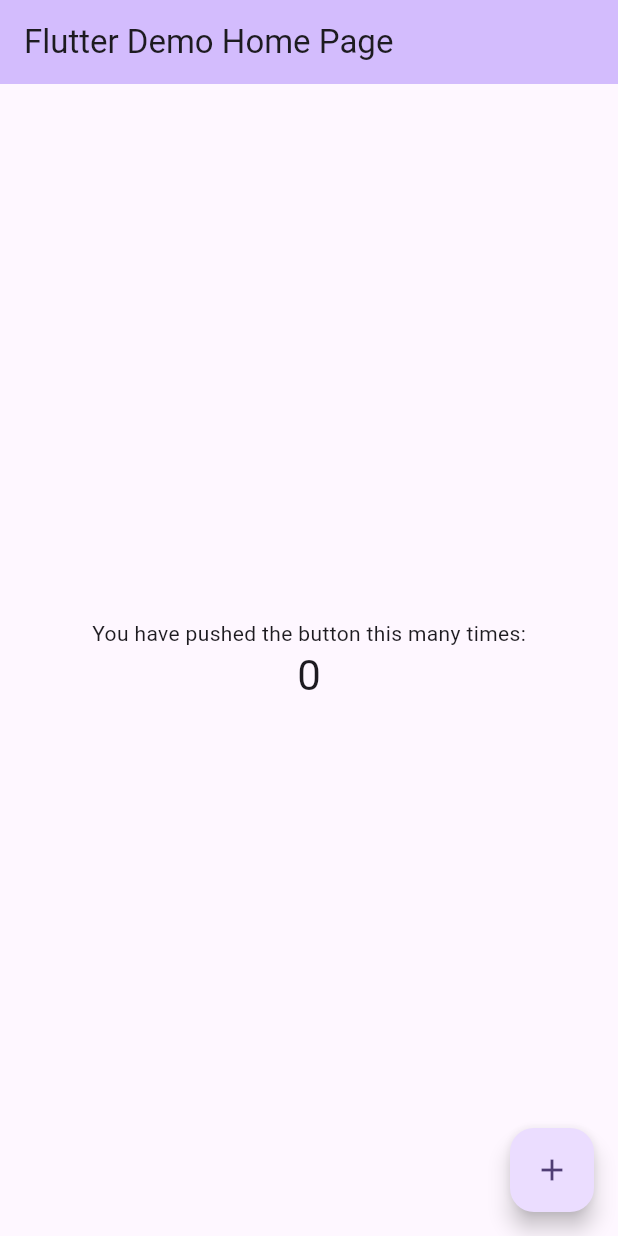
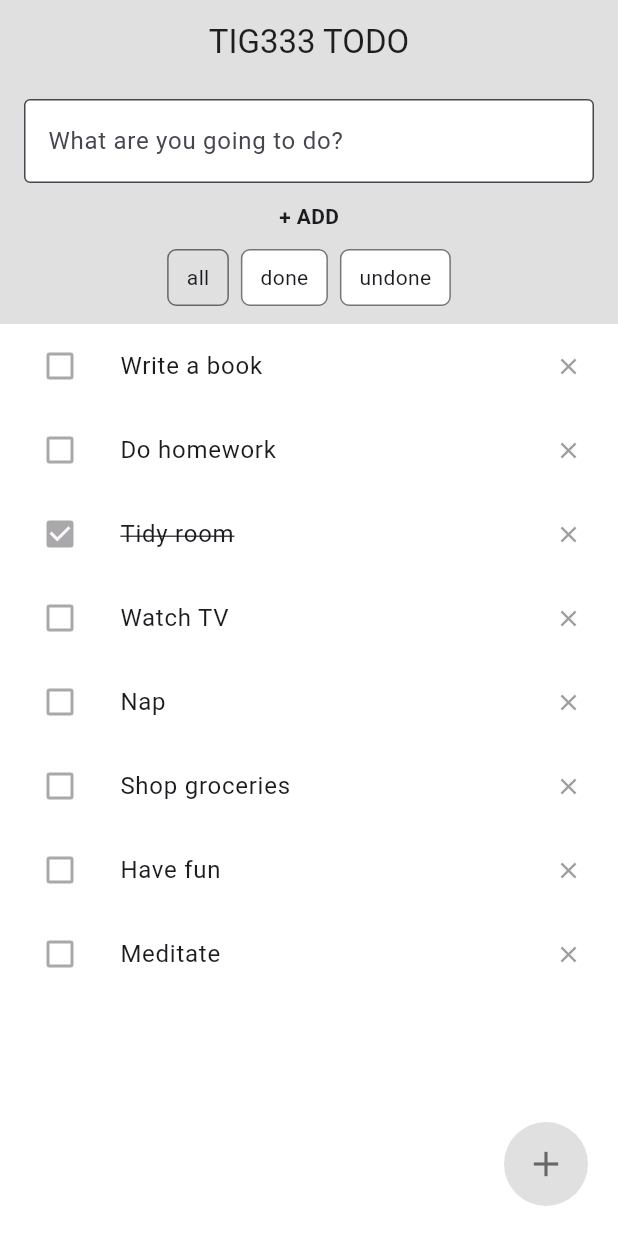
Before and after one commit to gu-tig333-ht25/gusalrada, a Flutter app: the screen it shows after launch, on a phone screen of 412 x 824 dp. Run offline on Flutter 3.47's test engine with Material 3 defaults, Android fonts, the light colour scheme and no system bars.

Commit message:
steg1: flutter_app_ui

```diff
--- a/lib/main.dart
+++ b/lib/main.dart
@@ -1,123 +1,140 @@
 import 'package:flutter/material.dart';
+import 'package:flutter_localizations/flutter_localizations.dart';
 
 void main() {
-  runApp(MyApp());
+  runApp(const TodoApp());
 }
 
-class MyApp extends StatelessWidget {
-  MyApp({super.key});
+class TodoApp extends StatelessWidget {
+  const TodoApp({super.key});
 
-  // This widget is the root of your application.
   @override
   Widget build(BuildContext context) {
     return MaterialApp(
-      title: 'Flutter Demo',
-      theme: ThemeData(
-        // This is the theme of your application.
-        //
-        // TRY THIS: Try running your application with "flutter run". You'll see
-        // the application has a purple toolbar. Then, without quitting the app,
-        // try changing the seedColor in the colorScheme below to Colors.green
-        // and then invoke "hot reload" (save your changes or press the "hot
-        // reload" button in a Flutter-supported IDE, or press "r" if you used
-        // the command line to start the app).
-        //
-        // Notice that the counter didn't reset back to zero; the application
-        // state is not lost during the reload. To reset the state, use hot
-        // restart instead.
-        //
-        // This works for code too, not just values: Most code changes can be
-        // tested with just a hot reload.
-        colorScheme: ColorScheme.fromSeed(seedColor: Colors.deepPurple),
-        useMaterial3: true,
-      ),
-      home: MyHomePage(title: 'Flutter Demo Home Page'),
+      debugShowCheckedModeBanner: false,
+      home: const TodoHomePage(),
+      localizationsDelegates: const [
+        GlobalMaterialLocalizations.delegate,
+        GlobalWidgetsLocalizations.delegate,
+        GlobalCupertinoLocalizations.delegate,
+      ],
+      supportedLocales: const [Locale('en'), Locale('sv')],
     );
   }
 }
 
-class MyHomePage extends StatefulWidget {
-  MyHomePage({super.key, required this.title});
+class TodoHomePage extends StatelessWidget {
+  const TodoHomePage({super.key});
 
-  // This widget is the home page of your application. It is stateful, meaning
-  // that it has a State object (defined below) that contains fields that affect
-  // how it looks.
-
-  // This class is the configuration for the state. It holds the values (in this
-  // case the title) provided by the parent (in this case the App widget) and
-  // used by the build method of the State. Fields in a Widget subclass are
-  // always marked "final".
-
-  final String title;
-
-  @override
-  State<MyHomePage> createState() => _MyHomePageState();
-}
-
-class _MyHomePageState extends State<MyHomePage> {
-  int _counter = 0;
-
-  void _incrementCounter() {
-    setState(() {
-      // This call to setState tells the Flutter framework that something has
-      // changed in this State, which causes it to rerun the build method below
-      // so that the display can reflect the updated values. If we changed
-      // _counter without calling setState(), then the build method would not be
-      // called again, and so nothing would appear to happen.
-      _counter++;
-    });
-  }
+  final List<Map<String, dynamic>> items = const [
+    {"text": "Write a book", "done": false},
+    {"text": "Do homework", "done": false},
+    {"text": "Tidy room", "done": true},
+    {"text": "Watch TV", "done": false},
+    {"text": "Nap", "done": false},
+    {"text": "Shop groceries", "done": false},
+    {"text": "Have fun", "done": false},
+    {"text": "Meditate", "done": false},
+  ];
 
   @override
   Widget build(BuildContext context) {
-    // This method is rerun every time setState is called, for instance as done
-    // by the _incrementCounter method above.
-    //
-    // The Flutter framework has been optimized to make rerunning build methods
-    // fast, so that you can just rebuild anything that needs updating rather
-    // than having to individually change instances of widgets.
     return Scaffold(
+      backgroundColor: Colors.grey.shade200,
       appBar: AppBar(
-        // TRY THIS: Try changing the color here to a specific color (to
-        // Colors.amber, perhaps?) and trigger a hot reload to see the AppBar
-        // change color while the other colors stay the same.
-        backgroundColor: Theme.of(context).colorScheme.inversePrimary,
-        // Here we take the value from the MyHomePage object that was created by
-        // the App.build method, and use it to set our appbar title.
-        title: Text(widget.title),
-      ),
-      body: Center(
-        // Center is a layout widget. It takes a single child and positions it
-        // in the middle of the parent.
-        child: Column(
-          // Column is also a layout widget. It takes a list of children and
-          // arranges them vertically. By default, it sizes itself to fit its
-          // children horizontally, and tries to be as tall as its parent.
-          //
-          // Column has various properties to control how it sizes itself and
-          // how it positions its children. Here we use mainAxisAlignment to
-          // center the children vertically; the main axis here is the vertical
-          // axis because Columns are vertical (the cross axis would be
-          // horizontal).
-          //
-          // TRY THIS: Invoke "debug painting" (choose the "Toggle Debug Paint"
-          // action in the IDE, or press "p" in the console), to see the
-          // wireframe for each widget.
-          mainAxisAlignment: MainAxisAlignment.center,
-          children: <Widget>[
-            Text('You have pushed the button this many times:'),
-            Text(
-              '$_counter',
-              style: Theme.of(context).textTheme.headlineMedium,
-            ),
-          ],
+        backgroundColor: Colors.grey.shade300,
+        title: const Text('TIG333 TODO', style: TextStyle(color: Colors.black87)),
+        centerTitle: true,
+        bottom: PreferredSize(
+          preferredSize: const Size.fromHeight(160),
+          child: Column(
+            children: [
+              Padding(
+                padding: const EdgeInsets.fromLTRB(16, 0, 16, 12),
+                child: TextField(
+                  readOnly: true,
+                  decoration: const InputDecoration(
+                    hintText: 'What are you going to do?',
+                    filled: true,
+                    fillColor: Colors.white,
+                    border: OutlineInputBorder(),
+                  ),
+                ),
+              ),
+              const Text('+ ADD', style: TextStyle(fontWeight: FontWeight.w600)),
+              const SizedBox(height: 12),
+              const Center(
+                child: Row(
+                  mainAxisSize: MainAxisSize.min,
+                  mainAxisAlignment: MainAxisAlignment.center,
+                  children: [
+                    _FilterBox(label: 'all', selected: true),
+                    SizedBox(width: 8),
+                    _FilterBox(label: 'done', selected: false),
+                    SizedBox(width: 8),
+                    _FilterBox(label: 'undone', selected: false),
+                  ],
+                ),
+              ),
+              const SizedBox(height: 12),
+            ],
+          ),
         ),
       ),
-      floatingActionButton: FloatingActionButton(
-        onPressed: _incrementCounter,
-        tooltip: 'Increment',
-        child: Icon(Icons.add),
-      ), // This trailing comma makes auto-formatting nicer for build methods.
+      body: Stack(
+        children: [
+          Container(color: Colors.white),
+          ListView(
+            children: items.map((item) {
+              return ListTile(
+                leading: Checkbox(value: item["done"], onChanged: null),
+                title: Text(
+                  item["text"],
+                  style: TextStyle(
+                    decoration:
+                        item["done"] ? TextDecoration.lineThrough : null,
+                  ),
+                ),
+                trailing: const Icon(Icons.close, color: Colors.grey, size: 18),
+              );
+            }).toList(),
+          ),
+          Positioned(
+            right: 20,
+            bottom: 20,
+            child: Container(
+              width: 56,
+              height: 56,
+              decoration: BoxDecoration(
+                color: Colors.grey.shade300,
+                shape: BoxShape.circle,
+              ),
+              child: const Center(
+                child: Icon(Icons.add, color: Colors.black54, size: 28),
+              ),
+            ),
+          ),
+        ],
+      ),
     );
   }
 }
+
+class _FilterBox extends StatelessWidget {
+  final String label;
+  final bool selected;
+  const _FilterBox({required this.label, required this.selected});
+
+  @override
+  Widget build(BuildContext context) {
+    return Container(
+      padding: const EdgeInsets.symmetric(horizontal: 12, vertical: 8),
+      decoration: BoxDecoration(
+        color: selected ? Colors.grey.shade300 : Colors.white,
+        border: Border.all(color: Colors.black54),
+        borderRadius: BorderRadius.circular(6),
+      ),
+      child: Text(label),
+    );
+  }
+}
```
